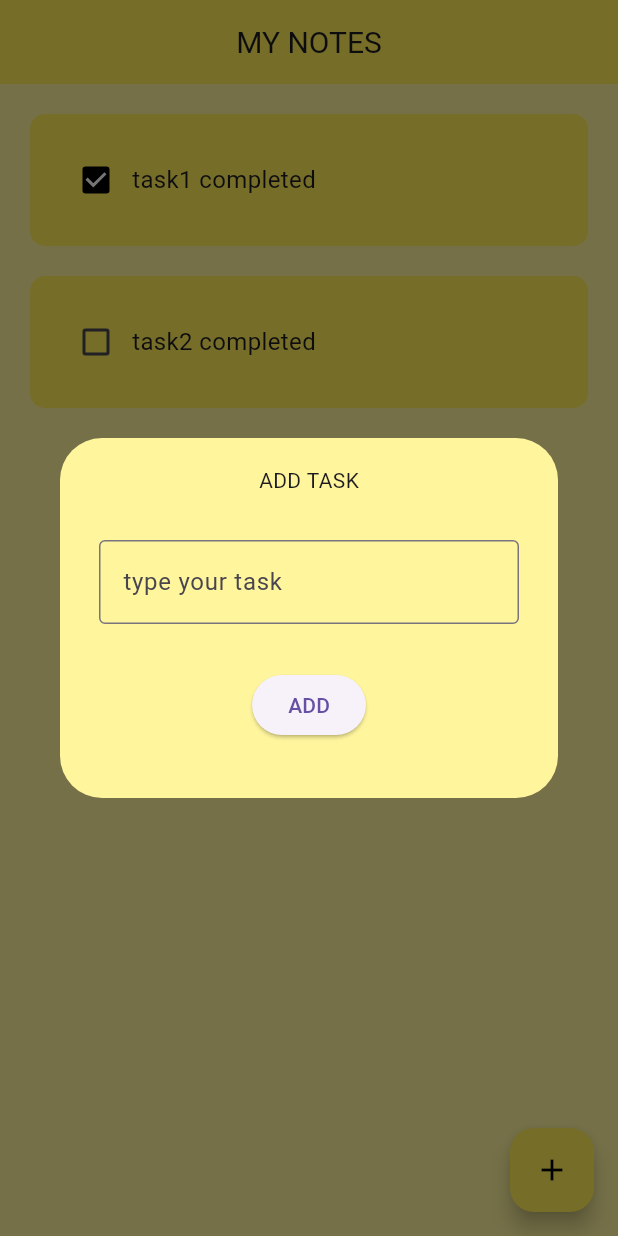
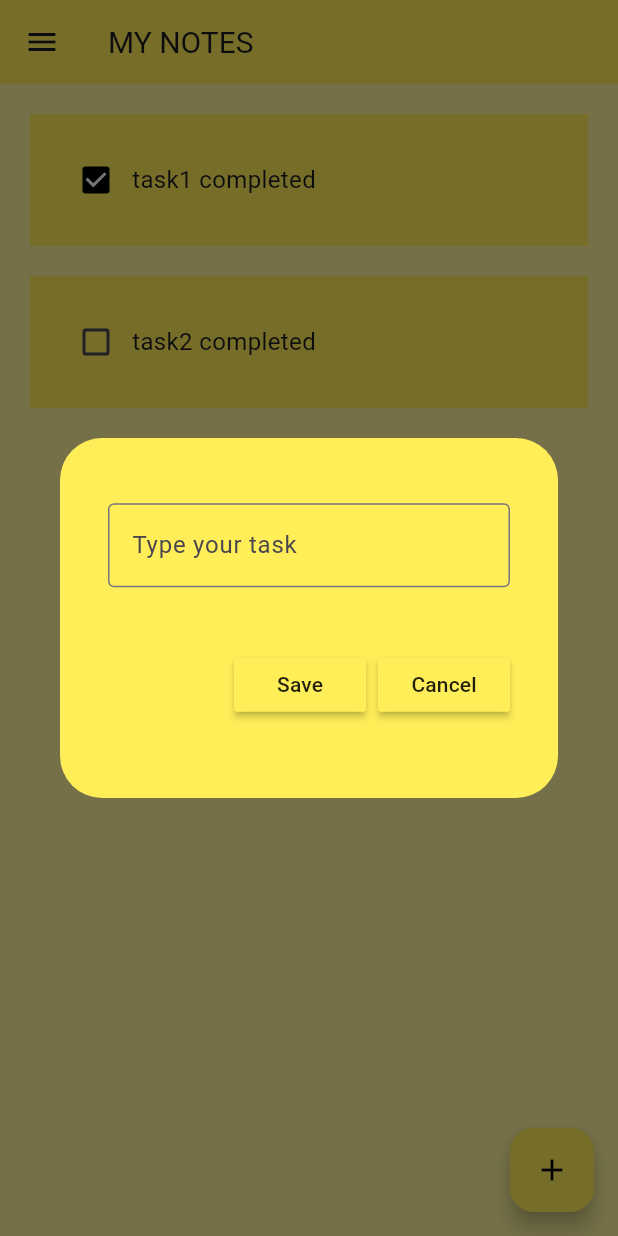
Before and after one commit to chirag14252/Personalized_NotePad, a Flutter app: the screen it shows after launch, after a tap on the "add" icon, on a phone screen of 412 x 824 dp. Run offline on Flutter 3.47's test engine with Material 3 defaults, Android fonts, the phone set to English and light mode, and no system bars.

```diff
--- a/lib/main.dart
+++ b/lib/main.dart
@@ -11,6 +11,9 @@ class MyApp extends StatelessWidget {
   // This widget is the root of your application.
   @override
   Widget build(BuildContext context) {
-    return MaterialApp(debugShowCheckedModeBanner: false, home: HomePage());
+    return MaterialApp(
+      debugShowCheckedModeBanner: false,
+      home: HomePage(),
+    );
   }
 }
--- a/lib/pages/home_pages.dart
+++ b/lib/pages/home_pages.dart
@@ -3,17 +3,26 @@ import 'package:my_note/utils/addDialog.dart';
 import 'package:my_note/utils/todoTile.dart';
 
 class HomePage extends StatefulWidget {
-  const HomePage({super.key});
+  HomePage({super.key});
 
   @override
   State<HomePage> createState() => _HomePageState();
 }
 
 class _HomePageState extends State<HomePage> {
+  TextEditingController textcon = TextEditingController();
   List tasks = [
     ["task1 completed", true],
     ["task2 completed", false]
   ];
+
+  VoidCallback() {
+    setState(() {
+      tasks.add([textcon, false]);
+    });
+    Navigator.of(context).pop();
+  }
+
   void onChangeDone(bool? done, int index) {
     setState(() {
       tasks[index][1] = !tasks[index][1];
@@ -24,7 +33,18 @@ class _HomePageState extends State<HomePage> {
     showDialog(
         context: context,
         builder: (context) {
-          return addDialog();
+          return addDialog(
+            onAdd: () {
+              setState(() {
+                tasks.add([textcon.text, false]);
+              });
+              Navigator.of(context).pop();
+            },
+            onCancel: () {
+              Navigator.of(context).pop();
+            },
+            textController: textcon,
+          );
         });
   }
 
@@ -32,12 +52,11 @@ class _HomePageState extends State<HomePage> {
   Widget build(BuildContext context) {
     return Scaffold(
       backgroundColor: Colors.yellow[200],
+      drawer: Drawer(),
       appBar: AppBar(
-          title: Center(
-            child: Text(
-              "MY NOTES",
-              style: TextStyle(fontSize: 20),
-            ),
+          title: Text(
+            "MY NOTES",
+            style: TextStyle(fontSize: 20),
           ),
           elevation: 0,
           backgroundColor: Colors.yellow[400]),
--- a/lib/utils/addDialog.dart
+++ b/lib/utils/addDialog.dart
@@ -1,42 +1,47 @@
 import 'package:flutter/material.dart';
+import 'package:my_note/pages/home_pages.dart';
+import 'package:my_note/utils/my_button.dart';
 
-class addDialog extends StatefulWidget {
-  const addDialog({super.key});
-
-  @override
-  State<addDialog> createState() => _addDialogState();
-}
-
-class _addDialogState extends State<addDialog> {
-  TextEditingController myController = TextEditingController();
-
+class addDialog extends StatelessWidget {
+  VoidCallback onAdd;
+  VoidCallback onCancel;
+  final textController;
+  addDialog(
+      {super.key,
+      required this.textController,
+      required this.onAdd,
+      required this.onCancel});
   @override
   Widget build(BuildContext context) {
     return AlertDialog(
-      backgroundColor: Colors.yellow[200],
+        backgroundColor: Colors.yellow[400],
         content: Container(
             height: 200,
             width: 300,
             child: Padding(
-          padding: const EdgeInsets.all(2.0),
+              padding: const EdgeInsets.all(8.0),
               child: Column(
+                mainAxisAlignment: MainAxisAlignment.spaceEvenly,
                 children: [
-              Text(
-                "ADD TASK",
+                  TextField(
+                    controller: textController,
+                    decoration: InputDecoration(
+                        border: OutlineInputBorder(),
+                        hintText: "Type your task"),
                   ),
-              Padding(
-                padding: const EdgeInsets.only(top: 30, bottom: 30),
-                child: TextField(
-                  controller: myController,
-                  decoration: InputDecoration(
-                      border: OutlineInputBorder(), hintText: "type your task"),
-                ),
-              ),
-              ElevatedButton(onPressed: () => {}, child: Text("ADD"))
+
+                  //button for saving and cancel
+                  SizedBox(height: 2),
+                  Row(
+                    mainAxisAlignment: MainAxisAlignment.end,
+                    children: [
+                      MyButton(text: "Save", onPressed: onAdd),
+                      const SizedBox(width: 8),
+                      MyButton(text: "Cancel", onPressed: onCancel)
+                    ],
+                  )
                 ],
               ),
-        ),
-      ),
-    );
+            )));
   }
 }
--- /dev/null
+++ b/lib/utils/my_button.dart
@@ -0,0 +1,13 @@
+import 'package:flutter/material.dart';
+
+class MyButton extends StatelessWidget {
+  final String text;
+  VoidCallback onPressed;
+  MyButton({super.key, required this.text, required this.onPressed});
+
+  @override
+  Widget build(BuildContext context) {
+    return MaterialButton(
+        onPressed: onPressed, color: Colors.yellow[400], child: Text(text));
+  }
+}
--- a/lib/utils/todoTile.dart
+++ b/lib/utils/todoTile.dart
@@ -1,5 +1,6 @@
 import 'package:flutter/material.dart';
 
+// ignore: must_be_immutable
 class toDoTiles extends StatelessWidget {
   final String taskName;
   final bool isCompleted;
@@ -30,9 +31,6 @@ class toDoTiles extends StatelessWidget {
               ],
             ),
             padding: EdgeInsets.all(20),
-          decoration: BoxDecoration(
-              color: Colors.yellow[400],
-              borderRadius: BorderRadius.circular(10)),
-        ));
+            decoration: BoxDecoration(color: Colors.yellow[400])));
   }
 }
```
Lines whose indentation alone changed are shown as unchanged.
